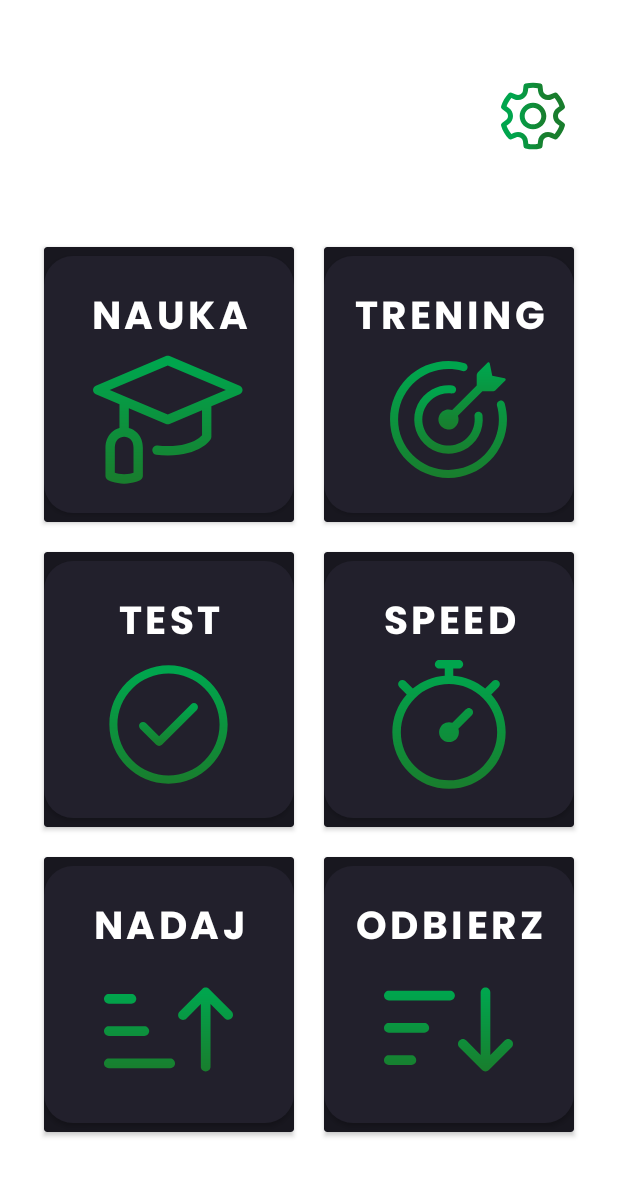
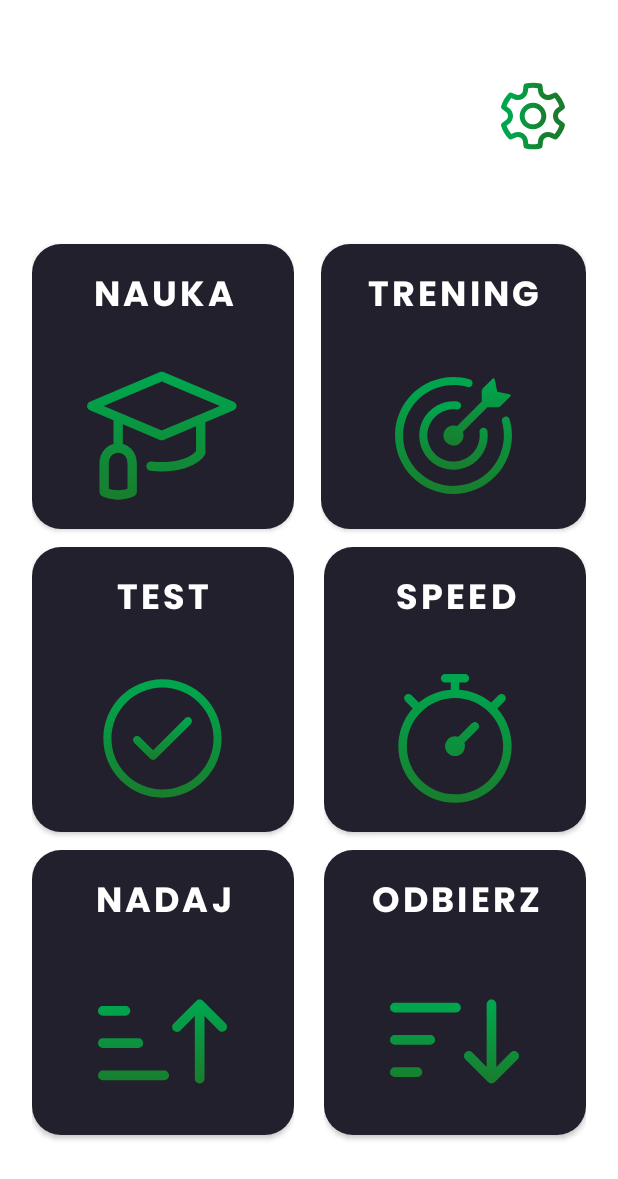
Before and after one commit to QubaPra/LearnMorse, an Android app: the screen it shows after launch (MainActivity), on a phone screen of 412 x 824 dp. Shown: the top 1179 px of the screen. Run offline under Robolectric (Android 15) with nearby library versions, the phone set to English and light mode, and no system bars.

Commit message:
size fix

```diff
--- a/app/src/main/res/layout/activity_main.xml
+++ b/app/src/main/res/layout/activity_main.xml
@@ -33,7 +33,7 @@
             app:layout_constraintTop_toTopOf="parent" />
 
         <ImageView
-            android:id="@+id/imageView2"
+            android:id="@+id/settings"
             android:layout_width="wrap_content"
             android:layout_height="wrap_content"
             android:layout_alignParentTop="true"
@@ -50,7 +50,7 @@
     <GridLayout
         android:layout_width="0dp"
         android:layout_height="0dp"
-        android:layout_margin="19dp"
+        android:layout_margin="21dp"
         android:layout_marginBottom="49dp"
         android:columnCount="2"
         android:rowCount="3"
@@ -59,63 +59,61 @@
         app:layout_constraintStart_toStartOf="parent"
         app:layout_constraintTop_toBottomOf="@+id/navi">
 
-        <androidx.cardview.widget.CardView
+        <RelativeLayout
             android:id="@+id/nauka"
             android:layout_width="0dp"
             android:layout_height="0dp"
             android:layout_rowWeight="1"
             android:layout_columnWeight="1"
-            android:layout_margin="10dp"
-            app:cardBackgroundColor="@color/background">
+            android:layout_marginRight="10dp"
+            >
 
             <Button
                 android:layout_width="match_parent"
                 android:layout_height="match_parent"
                 android:drawableBottom="@drawable/ic_learn"
                 android:gravity="center|top"
-                android:paddingTop="19dp"
+                android:paddingTop="15dp"
                 android:paddingBottom="19dp"
                 android:text="Nauka"
                 android:textColor="@color/white"
-                android:textSize="26sp"
+                android:textSize="23sp"
                 android:textStyle="bold"
                 app:cornerRadius="19dp" />
 
 
-        </androidx.cardview.widget.CardView>
+        </RelativeLayout>
 
-        <androidx.cardview.widget.CardView
+        <RelativeLayout
             android:id="@+id/trening"
             android:layout_width="0dp"
             android:layout_height="0dp"
             android:layout_rowWeight="1"
             android:layout_columnWeight="1"
-            android:layout_margin="10dp"
-            app:cardBackgroundColor="@color/background">
+            android:layout_marginLeft="8dp">
 
             <Button
                 android:layout_width="match_parent"
                 android:layout_height="match_parent"
                 android:drawableBottom="@drawable/ic_goal"
                 android:gravity="center|top"
-                android:paddingTop="19dp"
+                android:paddingTop="15dp"
                 android:paddingBottom="19dp"
                 android:text="Trening"
                 android:textColor="@color/white"
-                android:textSize="26sp"
+                android:textSize="23sp"
                 android:textStyle="bold"
                 app:cornerRadius="19dp" />
 
-        </androidx.cardview.widget.CardView>
+        </RelativeLayout>
 
-        <androidx.cardview.widget.CardView
+        <RelativeLayout
             android:id="@+id/test"
             android:layout_width="0dp"
             android:layout_height="0dp"
             android:layout_rowWeight="1"
             android:layout_columnWeight="1"
-            android:layout_margin="10dp"
-            app:cardBackgroundColor="@color/background">
+            android:layout_marginRight="10dp">
 
 
                 <Button
@@ -123,83 +121,80 @@
                     android:layout_height="match_parent"
                     android:drawableBottom="@drawable/ic_test"
                     android:gravity="center|top"
-                    android:paddingTop="19dp"
+                    android:paddingTop="15dp"
                     android:paddingBottom="19dp"
                     android:text="Test"
                     android:textColor="@color/white"
-                    android:textSize="26sp"
+                    android:textSize="23sp"
                     android:textStyle="bold"
                     app:cornerRadius="19dp" />
-        </androidx.cardview.widget.CardView>
+        </RelativeLayout>
 
-        <androidx.cardview.widget.CardView
+        <RelativeLayout
             android:id="@+id/speed"
             android:layout_width="0dp"
             android:layout_height="0dp"
             android:layout_rowWeight="1"
             android:layout_columnWeight="1"
-            android:layout_margin="10dp"
-            app:cardBackgroundColor="@color/background">
+            android:layout_marginLeft="10dp">
 
                 <Button
                     android:layout_width="match_parent"
                     android:layout_height="match_parent"
                     android:drawableBottom="@drawable/ic_stopwatch"
                     android:gravity="center|top"
-                    android:paddingTop="19dp"
+                    android:paddingTop="15dp"
                     android:paddingBottom="19dp"
                     android:text="Speed"
                     android:textColor="@color/white"
-                    android:textSize="26sp"
+                    android:textSize="23sp"
                     android:textStyle="bold"
                     app:cornerRadius="19dp" />
-        </androidx.cardview.widget.CardView>
+        </RelativeLayout>
 
-        <androidx.cardview.widget.CardView
+        <RelativeLayout
             android:id="@+id/nadaj"
             android:layout_width="0dp"
             android:layout_height="0dp"
             android:layout_rowWeight="1"
             android:layout_columnWeight="1"
-            android:layout_margin="10dp"
-            app:cardBackgroundColor="@color/background">
+            android:layout_marginRight="10dp">
 
                 <Button
                     android:layout_width="match_parent"
                     android:layout_height="match_parent"
                     android:drawableBottom="@drawable/ic_send"
                     android:gravity="center|top"
-                    android:paddingTop="19dp"
+                    android:paddingTop="15dp"
                     android:paddingBottom="19dp"
                     android:text="Nadaj"
                     android:textColor="@color/white"
-                    android:textSize="26sp"
+                    android:textSize="23sp"
                     android:textStyle="bold"
                     app:cornerRadius="19dp" />
-        </androidx.cardview.widget.CardView>
+        </RelativeLayout>
 
-        <androidx.cardview.widget.CardView
+        <RelativeLayout
             android:id="@+id/odbierz"
             android:layout_width="0dp"
             android:layout_height="0dp"
             android:layout_rowWeight="1"
             android:layout_columnWeight="1"
-            android:layout_margin="10dp"
-            app:cardBackgroundColor="@color/background">
+            android:layout_marginLeft="10dp">
 
                 <Button
                     android:layout_width="match_parent"
                     android:layout_height="match_parent"
                     android:drawableBottom="@drawable/ic_get"
                     android:gravity="center|top"
-                    android:paddingTop="19dp"
+                    android:paddingTop="15dp"
                     android:paddingBottom="19dp"
                     android:text="Odbierz"
                     android:textColor="@color/white"
-                    android:textSize="26sp"
+                    android:textSize="23sp"
                     android:textStyle="bold"
                     app:cornerRadius="19dp" />
-        </androidx.cardview.widget.CardView>
+        </RelativeLayout>
 
     </GridLayout>
 
--- a/app/src/main/res/layout/test_activity.xml
+++ b/app/src/main/res/layout/test_activity.xml
@@ -88,7 +88,7 @@
     <RelativeLayout
         android:id="@+id/content"
         android:layout_width="match_parent"
-        android:layout_height="450dp"
+        android:layout_height="400dp"
         android:layout_margin="21dp"
 
         app:layout_constraintBottom_toTopOf="@+id/constraintLayout"
@@ -99,7 +99,8 @@
             android:id="@+id/imageView5"
             android:layout_width="match_parent"
             android:layout_height="match_parent"
-            app:cardBackgroundColor="@color/background">
+            app:cardBackgroundColor="@color/background"
+            app:cardCornerRadius="19dp">
 
             <androidx.constraintlayout.widget.ConstraintLayout
                 android:layout_width="match_parent"
@@ -151,6 +152,7 @@
         android:layout_width="match_parent"
         android:layout_height="120dp"
         android:layout_margin="21dp"
+        android:layout_marginBottom="40dp"
         app:layout_constraintBottom_toBottomOf="parent"
         app:layout_constraintTop_toBottomOf="@+id/content">
 
```
